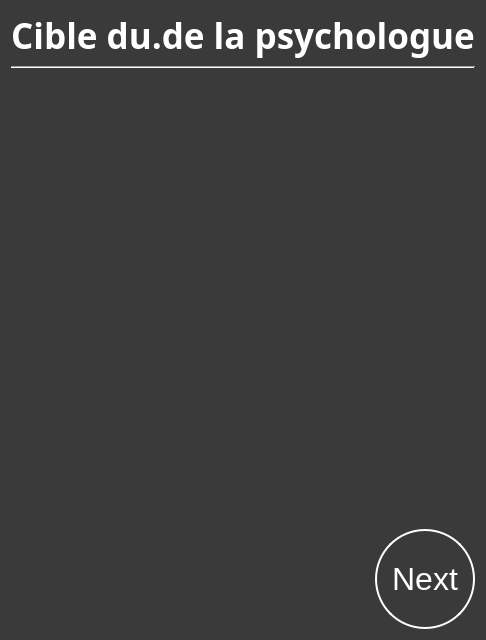
Old version of the form SporzOBC-WAL/code/resources/Phases/Night/Psychologist/target.ui in the repository Eben-Epi/SporzOBC.
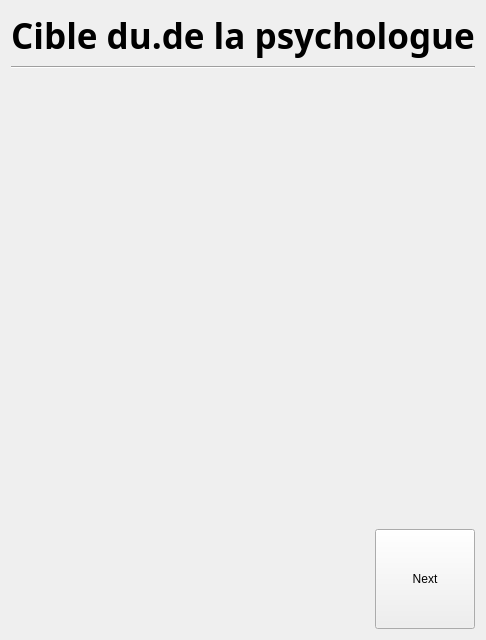
New version of the form.

Commit message: Changed style management of application (will need to use scratchpad pour a lot of night ui views)

What changed in the file:
```diff
--- a/SporzOBC-WAL/code/resources/Phases/Night/Psychologist/target.ui
+++ b/SporzOBC-WAL/code/resources/Phases/Night/Psychologist/target.ui
@@ -13,23 +13,7 @@
   <property name="windowTitle">
    <string>Form</string>
   </property>
-  <property name="styleSheet">
-   <string notr="true">#PsychologistTarget {
-    background-color: rgb(58, 58, 58);;
-    }
-
-QLabel {
-	color:white;
-}
-
-QPushButton  {
-    border: 2px solid white;
-    background-color: rgb(58, 58, 58);
-    padding: 10px 10px;
-    font-size: 32px;
-	color:white;
-    border-radius: 50px;
-}</string>
+  <property name="styleSheet"><string notr="true"/>
   </property>
   <layout class="QGridLayout" name="gridLayout">
    <item row="0" column="0">
```
The commit also changes 109 other files.
